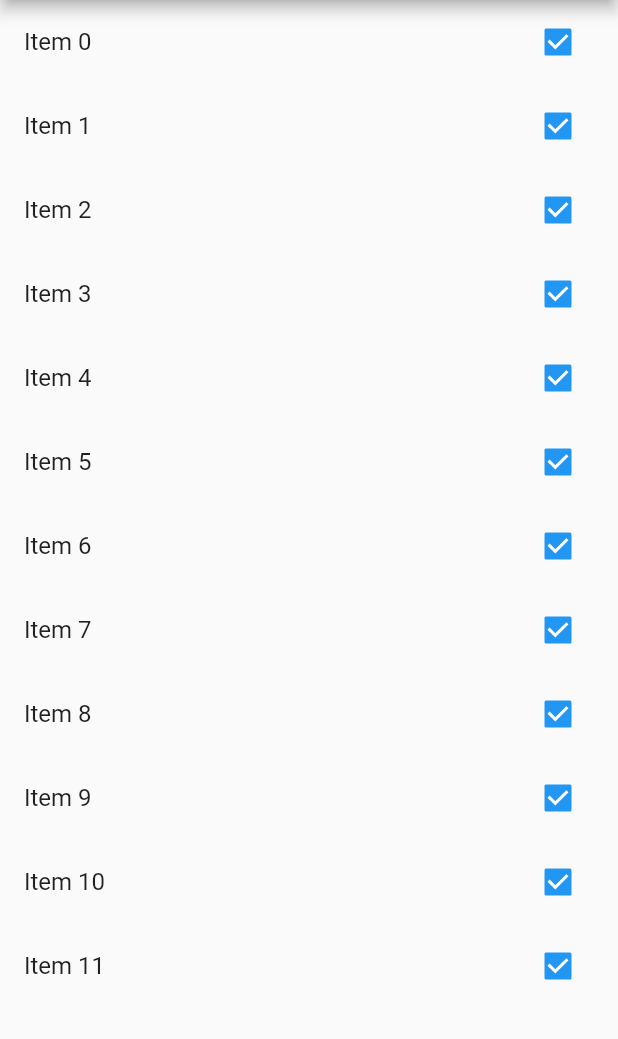
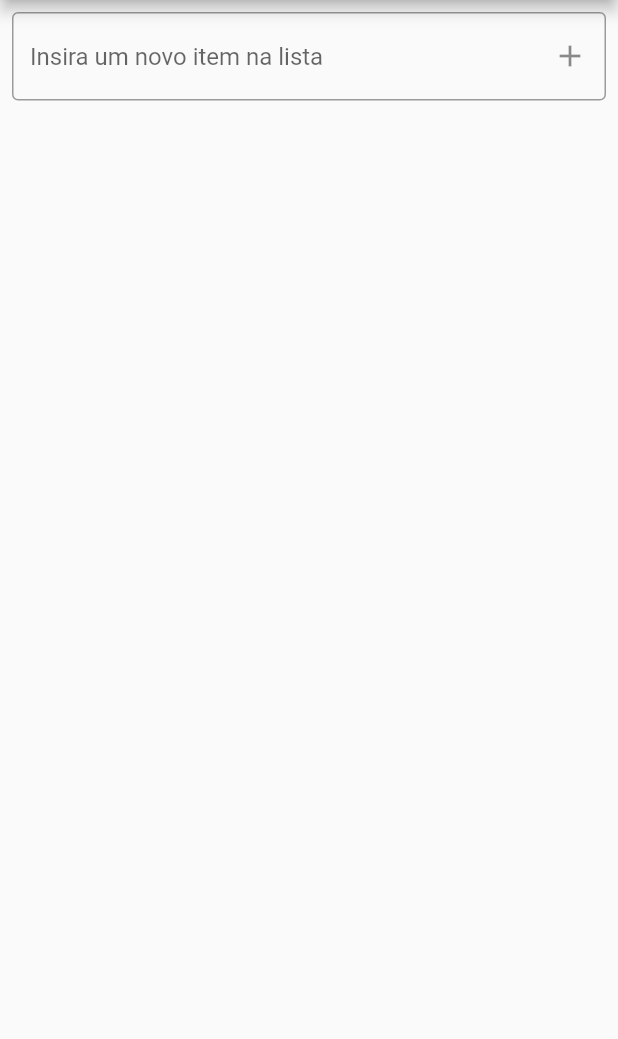
Before and after one commit to gabrielferreir/to-do-list, a Flutter app: the screen it shows after launch, on a phone screen of 412 x 824 dp, the part 84-1123 px from its top. Run offline on Flutter 3.47's test engine with Material 2 defaults, Android fonts, the phone set to English and light mode, and no system bars.

```diff
--- /dev/null
+++ b/lib/itemModel.dart
@@ -0,0 +1,20 @@
+class Item {
+  int id;
+  String name;
+  bool checked;
+
+  Item(String name) {
+    this.name = name;
+    this.checked = false;
+  }
+
+  Item.fromJson(Map item) {
+    this.id = item['id'];
+    this.name = item['name'];
+    this.checked = item['checked'];
+  }
+
+  Map toMap() {
+    return {id: this.id, name: this.name, checked: this.checked};
+  }
+}
--- a/lib/main.dart
+++ b/lib/main.dart
@@ -1,4 +1,5 @@
 import 'package:flutter/material.dart';
+import 'itemModel.dart';
 
 void main() => runApp(MyApp());
 
@@ -8,18 +9,69 @@ class MyApp extends StatefulWidget {
 }
 
 class _MyAppState extends State<MyApp> {
+  TextEditingController _textEditingController = new TextEditingController();
+
+  List<Item> list = [];
+
+  addItem(String nameItem) {
+    Item item = new Item(nameItem);
+    setState(() {
+      this.list.add(item);
+    });
+  }
+
+  @override
+  void initState() {
+    print('sdadasdsa');
+  }
+
   @override
   Widget build(BuildContext context) {
     return MaterialApp(
       title: 'To do list',
       home: Scaffold(
         appBar: AppBar(title: Text('To do list')),
-        body: ListView.builder(
-            itemCount: 12,
+        body: Column(
+          children: <Widget>[
+            Padding(
+              padding: const EdgeInsets.all(8.0),
+              child: Row(
+                children: <Widget>[
+                  Flexible(
+                    child: TextField(
+                      controller: _textEditingController,
+                      onSubmitted: (value) {
+                        addItem(_textEditingController.value.text);
+                        _textEditingController.clear();
+                      },
+                      decoration: InputDecoration(
+                        hintText: 'Insira um novo item na lista',
+                        border: OutlineInputBorder(),
+                        suffixIcon: GestureDetector(
+                          child: Icon(Icons.add),
+                          onTap: () {
+                            addItem(_textEditingController.value.text);
+                            _textEditingController.clear();
+                          },
+                        ),
+                      ),
+                    ),
+                  ),
+                ],
+              ),
+            ),
+            Flexible(
+              child: ListView.builder(
+                  itemCount: this.list.length,
                   itemBuilder: (BuildContext context, int index) {
-//              return ;
+                    var item = this.list[index];
                     return Dismissible(
                         key: UniqueKey(),
+                        confirmDismiss: (_) {
+                          setState(() {
+                            this.list.removeAt(index);
+                          });
+                        },
                         background: Container(
                           color: Colors.red,
                           alignment: Alignment(-0.9, 0),
@@ -31,10 +83,19 @@ class _MyAppState extends State<MyApp> {
                         onDismissed: (direction) {},
                         direction: DismissDirection.startToEnd,
                         child: ListTile(
-                    trailing: Checkbox(value: true, onChanged: (param) {}),
-                    title: Text('Item $index'),
+                          trailing: Checkbox(
+                              value: item.checked,
+                              onChanged: (param) {
+                                setState(() {
+                                  item.checked = !item.checked;
+                                });
+                              }),
+                          title: Text(item.name),
                         ));
                   }),
+            )
+          ],
+        ),
       ),
     );
   }
```
Lines whose indentation alone changed are shown as unchanged.
